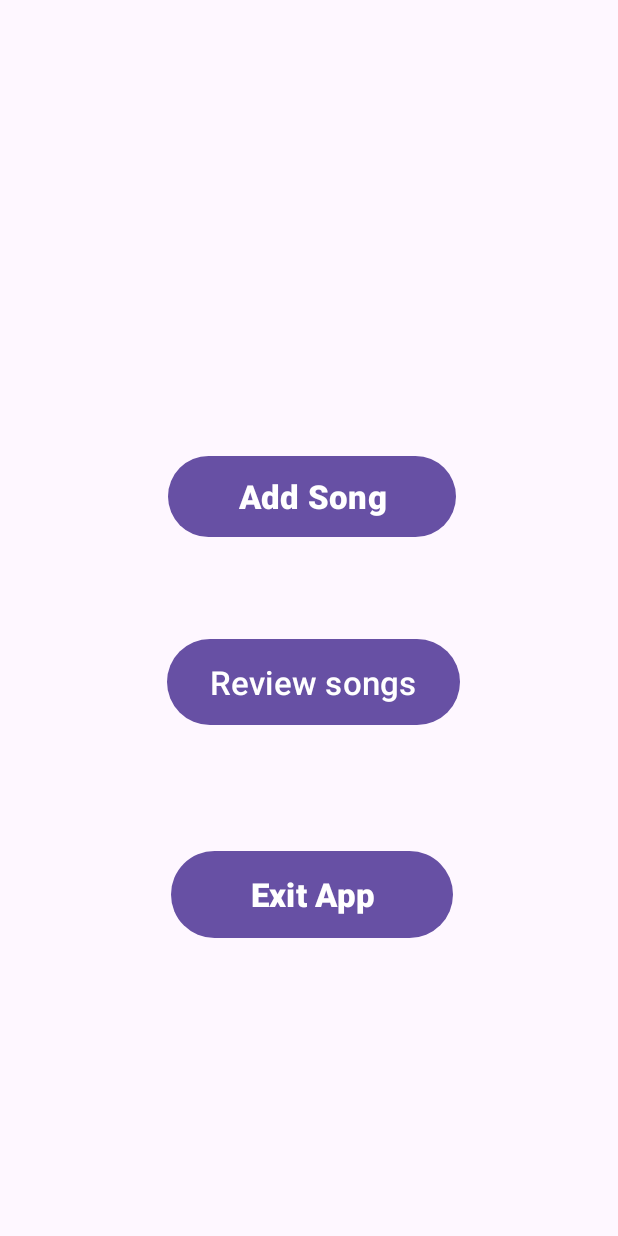
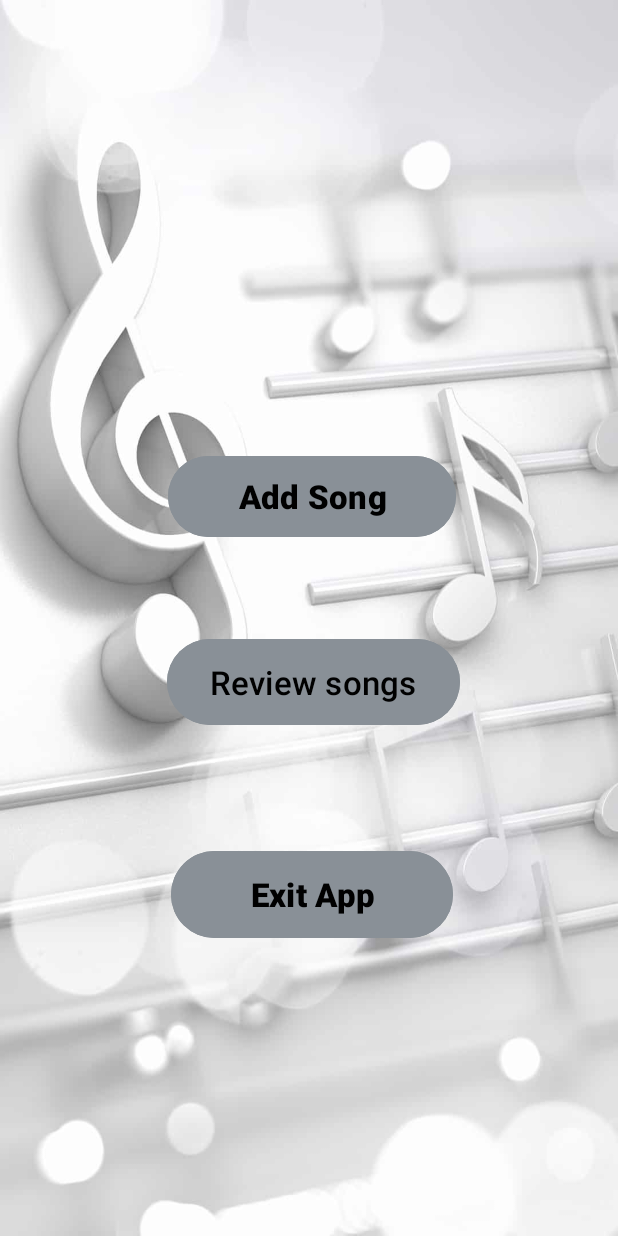
Before and after one commit to VCSTDN2024/imad5112-practicum-2025-AidenST10470773, an Android app: the Input_sceen screen opened directly, with no data from a screen before it, on a phone screen of 412 x 824 dp. Run offline under Robolectric (Android 15) with nearby library versions, the phone set to English and light mode, and no system bars.

Commit message:
added: final touches

```diff
--- a/app/src/main/res/layout/activity_add_to_playlist.xml
+++ b/app/src/main/res/layout/activity_add_to_playlist.xml
@@ -5,6 +5,7 @@
     android:id="@+id/main"
     android:layout_width="match_parent"
     android:layout_height="match_parent"
+    android:background="@drawable/background"
     tools:context=".Add_To_Playlist">
 
     <EditText
@@ -85,6 +86,8 @@
         android:text="Add to Playlist"
         android:textSize="20sp"
         android:textStyle="bold"
+        android:backgroundTint="@color/grey"
+        android:textColor="@color/black"
         app:layout_constraintEnd_toEndOf="parent"
         app:layout_constraintStart_toStartOf="parent"
         app:layout_constraintTop_toBottomOf="@+id/inputCommentEt" />
--- a/app/src/main/res/layout/activity_input_sceen.xml
+++ b/app/src/main/res/layout/activity_input_sceen.xml
@@ -5,6 +5,7 @@
     android:id="@+id/main"
     android:layout_width="match_parent"
     android:layout_height="match_parent"
+    android:background="@drawable/background"
     tools:context=".Input_sceen">
 
 
@@ -17,6 +18,8 @@
         android:layout_marginEnd="161dp"
         android:text="Add Song"
         android:textSize="22sp"
+        android:backgroundTint="@color/grey"
+        android:textColor="@color/black"
         android:textStyle="bold"
         app:layout_constraintEnd_toEndOf="parent"
         app:layout_constraintHorizontal_bias="0.48"
@@ -32,6 +35,8 @@
         android:layout_marginEnd="161dp"
         android:text="Review songs"
         android:textSize="22sp"
+        android:backgroundTint="@color/grey"
+        android:textColor="@color/black"
         app:layout_constraintEnd_toEndOf="parent"
         app:layout_constraintHorizontal_bias="0.466"
         app:layout_constraintStart_toStartOf="parent"
@@ -45,6 +50,8 @@
         android:layout_marginTop="76dp"
         android:layout_marginEnd="110dp"
         android:text="Exit App"
+        android:backgroundTint="@color/grey"
+        android:textColor="@color/black"
         android:textSize="22sp"
         android:textStyle="bold"
         app:layout_constraintEnd_toEndOf="parent"
--- a/app/src/main/res/values/colors.xml
+++ b/app/src/main/res/values/colors.xml
@@ -2,4 +2,5 @@
 <resources>
     <color name="black">#FF000000</color>
     <color name="white">#FFFFFFFF</color>
+    <color name="grey">#899097</color>
 </resources>
```
Also changed, not shown: app/src/main/res/layout/activity_main.xml (+6 -4 lines), app/src/main/res/layout/activity_review_playlist.xml (+8 -0 lines), app/src/main/res/drawable/background.jpg (added).
